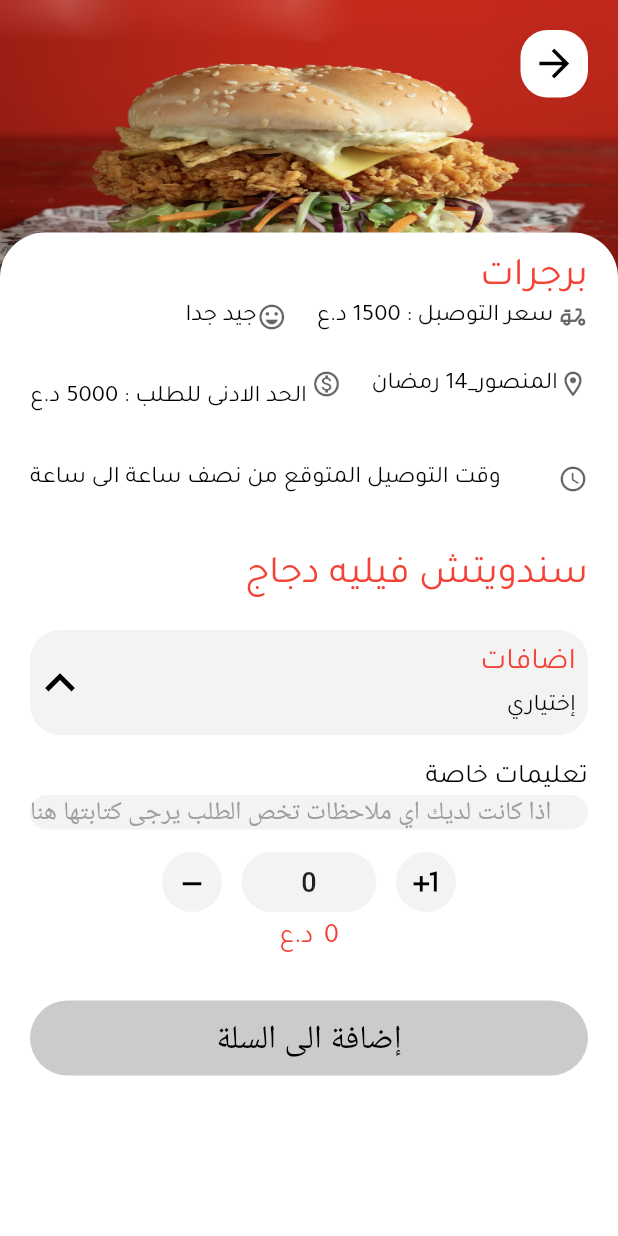
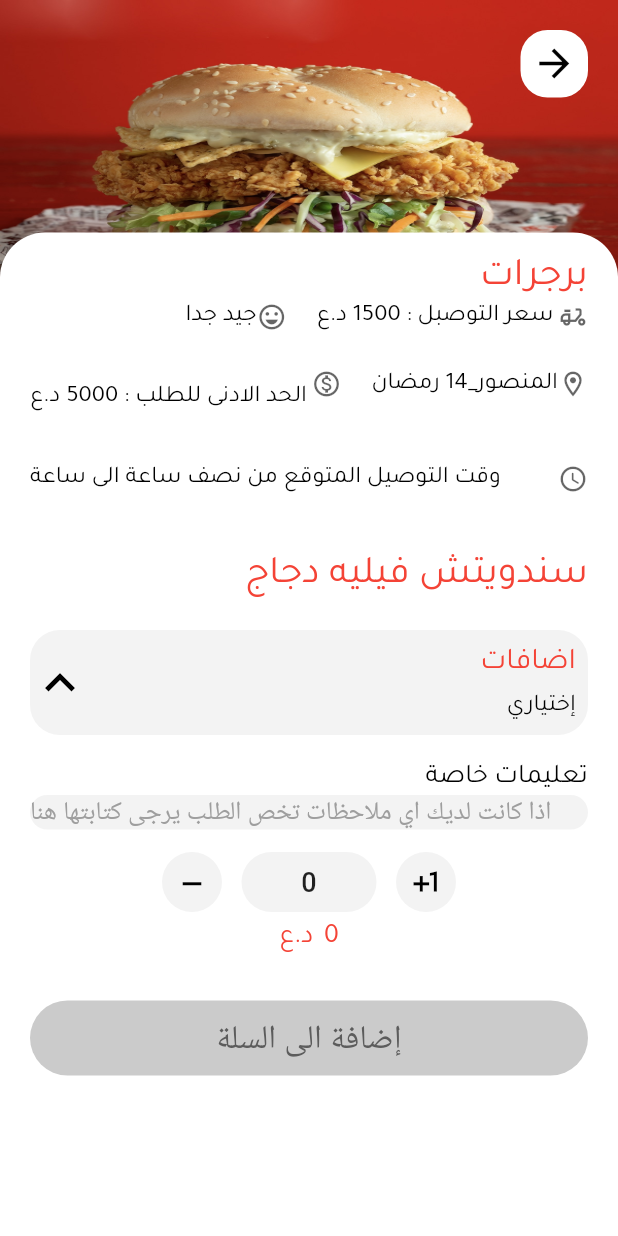
Before and after one commit to saluSelo/Talabatey_clone, a Flutter app: the screen it shows after launch, after a tap on the "minimize" icon, on a phone screen of 412 x 824 dp. Run offline on Flutter 3.47's test engine with Material 2 defaults, Android fonts, the phone set to English and light mode, and no system bars; missing offline and left inert: carousel_images.

Commit message:
change in button text color

```diff
--- a/lib/Talabatey/orderInfo.dart
+++ b/lib/Talabatey/orderInfo.dart
@@ -374,7 +374,7 @@ class _orderInfoState extends State<orderInfo> {
                                       fontSize: 22,
                                       fontWeight: FontWeight.w500,
                                       color: count == 0
-                                          ? Colors.black
+                                          ? Color(0xff5c5c5c)
                                           : Colors.white),
                                 )),
                               )
```
